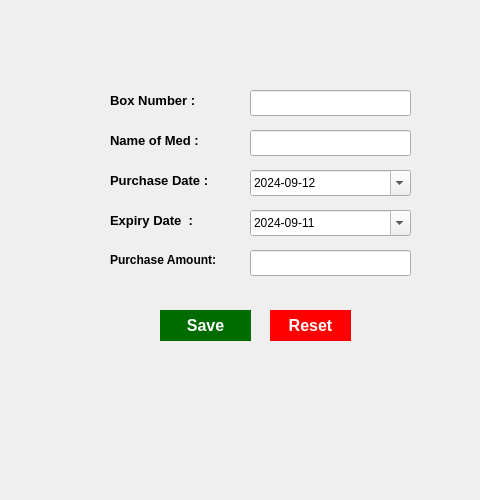
The window that addbox.ui (sahariajf/ExpiryGuard) describes before a commit, drawn with Qt 5.
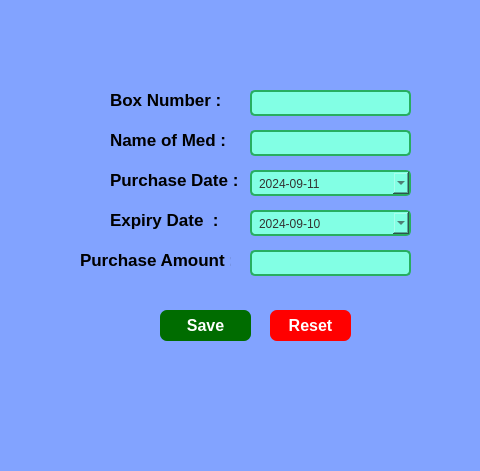
The same window after the commit. Icons and pictures are not drawn.

Commit message: ui updated with css and image

```diff
--- a/addbox.ui
+++ b/addbox.ui
@@ -10,7 +10,7 @@
     <x>0</x>
     <y>0</y>
     <width>480</width>
-    <height>500</height>
+    <height>471</height>
    </rect>
   </property>
   <property name="tabletTracking">
@@ -19,6 +19,38 @@
   <property name="windowTitle">
    <string>Add new Box</string>
   </property>
+  <property name="styleSheet">
+   <string notr="true">
+QWidget {
+    background-color: rgb(130, 163, 255);  
+}
+
+QDateEdit {
+    border: 2px solid #27ae60;
+    border-radius: 5px;
+    padding: 5px;
+    background-color: rgb(130, 255, 228);
+    color: #333;
+}
+
+QPushButton:hover {
+    background-color: #c0392b; 
+}
+
+QLineEdit {
+    border: 2px solid #27ae60;
+    border-radius: 5px;
+    padding: 5px;
+    background-color: rgb(130, 255, 228);
+    color: rgb(0, 0, 0);
+}
+
+QLabel {
+  color:rgb(0, 0, 0);
+  font-size:17px;
+	
+}</string>
+  </property>
   <widget class="QLabel" name="label">
    <property name="geometry">
     <rect>
@@ -30,7 +62,7 @@
    </property>
    <property name="font">
     <font>
-     <pointsize>10</pointsize>
+     <pointsize>-1</pointsize>
      <bold>true</bold>
     </font>
    </property>
@@ -59,7 +91,7 @@
    </property>
    <property name="font">
     <font>
-     <pointsize>10</pointsize>
+     <pointsize>-1</pointsize>
      <bold>true</bold>
     </font>
    </property>
@@ -78,7 +110,7 @@
    </property>
    <property name="font">
     <font>
-     <pointsize>10</pointsize>
+     <pointsize>-1</pointsize>
      <bold>true</bold>
     </font>
    </property>
@@ -89,19 +121,20 @@
   <widget class="QLabel" name="label_4">
    <property name="geometry">
     <rect>
-     <x>110</x>
+     <x>80</x>
      <y>250</y>
-     <width>141</width>
+     <width>151</width>
      <height>20</height>
     </rect>
    </property>
    <property name="font">
     <font>
+     <pointsize>-1</pointsize>
      <bold>true</bold>
     </font>
    </property>
    <property name="text">
-    <string>Purchase Amount:</string>
+    <string>Purchase Amount :</string>
    </property>
   </widget>
   <widget class="QLineEdit" name="purAmountin">
@@ -135,7 +168,12 @@
 border:none;
 color:white;
 background-color:rgb(0, 108, 0);
-border-radius:50px;
+border-radius: 7px;
+
+}
+
+QPushButton:hover {
+    background-color: rgb(0, 34, 0); 
 }</string>
    </property>
    <property name="text">
@@ -163,7 +201,11 @@
 border:none;
 color:white;
 background-color:red;
-border-radius:30px;
+border-radius: 7px;
+}
+
+QPushButton:hover {
+    background-color: rgb(85, 0, 0); 
 }</string>
    </property>
    <property name="text">
@@ -192,7 +234,7 @@
      <second>0</second>
      <year>2024</year>
      <month>9</month>
-     <day>12</day>
+     <day>11</day>
     </datetime>
    </property>
    <property name="displayFormat">
@@ -227,7 +269,7 @@
      <second>0</second>
      <year>2024</year>
      <month>9</month>
-     <day>11</day>
+     <day>10</day>
     </datetime>
    </property>
    <property name="displayFormat">
@@ -248,7 +290,7 @@
    </property>
    <property name="font">
     <font>
-     <pointsize>10</pointsize>
+     <pointsize>-1</pointsize>
      <bold>true</bold>
     </font>
    </property>
@@ -266,6 +308,35 @@
     </rect>
    </property>
   </widget>
+  <widget class="QLabel" name="label_6">
+   <property name="geometry">
+    <rect>
+     <x>-10</x>
+     <y>310</y>
+     <width>221</width>
+     <height>161</height>
+    </rect>
+   </property>
+   <property name="styleSheet">
+    <string notr="true">image: url(:/main1/pngwing.com (1).png);</string>
+   </property>
+   <property name="text">
+    <string> </string>
+   </property>
+  </widget>
+  <zorder>label_6</zorder>
+  <zorder>label</zorder>
+  <zorder>BoxNumberIn</zorder>
+  <zorder>label_2</zorder>
+  <zorder>label_3</zorder>
+  <zorder>label_4</zorder>
+  <zorder>purAmountin</zorder>
+  <zorder>SaveBt</zorder>
+  <zorder>ResetBt</zorder>
+  <zorder>PurDatein</zorder>
+  <zorder>ExpiryDatein</zorder>
+  <zorder>label_5</zorder>
+  <zorder>nameIn</zorder>
  </widget>
  <resources/>
  <connections/>
```
The commit also changes 10 other files.
